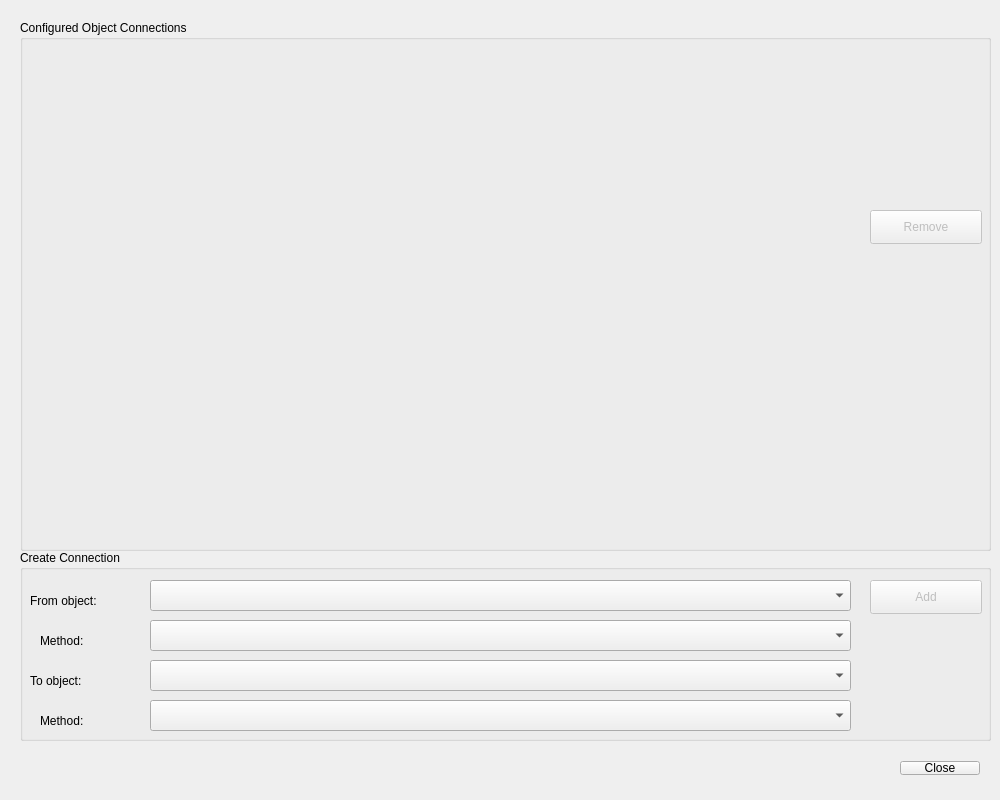
svengijsen/BrainStim, file Source/Plugins/ExperimentManager/ExperimentUserInterface/objectconnectionsdialog.ui: the form before one commit.
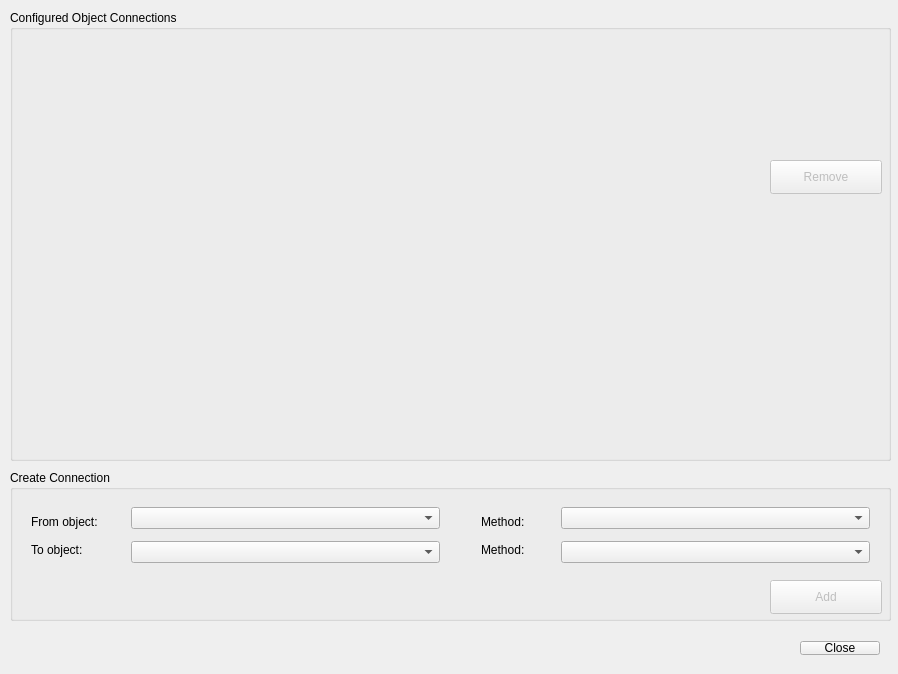
The form after the commit.

```diff
--- a/Source/Plugins/ExperimentManager/ExperimentUserInterface/objectconnectionsdialog.ui
+++ b/Source/Plugins/ExperimentManager/ExperimentUserInterface/objectconnectionsdialog.ui
@@ -6,8 +6,8 @@
    <rect>
     <x>0</x>
     <y>0</y>
-    <width>1000</width>
-    <height>800</height>
+    <width>898</width>
+    <height>674</height>
    </rect>
   </property>
   <property name="sizePolicy">
@@ -18,14 +18,14 @@
   </property>
   <property name="minimumSize">
    <size>
-    <width>1000</width>
-    <height>800</height>
+    <width>898</width>
+    <height>674</height>
    </size>
   </property>
   <property name="maximumSize">
    <size>
-    <width>1000</width>
-    <height>800</height>
+    <width>898</width>
+    <height>674</height>
    </size>
   </property>
   <property name="windowTitle">
@@ -34,9 +34,9 @@
   <widget class="QWidget" name="layoutWidget">
    <property name="geometry">
     <rect>
-     <x>20</x>
-     <y>750</y>
-     <width>971</width>
+     <x>10</x>
+     <y>630</y>
+     <width>881</width>
      <height>36</height>
     </rect>
    </property>
@@ -69,10 +69,10 @@
   <widget class="QGroupBox" name="groupBox_2">
    <property name="geometry">
     <rect>
-     <x>20</x>
-     <y>20</y>
-     <width>971</width>
-     <height>531</height>
+     <x>10</x>
+     <y>10</y>
+     <width>881</width>
+     <height>451</height>
     </rect>
    </property>
    <property name="title">
@@ -84,8 +84,8 @@
     </property>
     <property name="geometry">
      <rect>
-      <x>850</x>
-      <y>190</y>
+      <x>760</x>
+      <y>150</y>
       <width>112</width>
       <height>34</height>
      </rect>
@@ -97,10 +97,10 @@
    <widget class="QWidget" name="horizontalLayoutWidget">
     <property name="geometry">
      <rect>
-      <x>20</x>
+      <x>10</x>
       <y>30</y>
-      <width>821</width>
-      <height>191</height>
+      <width>741</width>
+      <height>161</height>
      </rect>
     </property>
     <layout class="QHBoxLayout" name="layCurrentConnections"/>
@@ -108,10 +108,10 @@
    <widget class="QWidget" name="horizontalLayoutWidget_2">
     <property name="geometry">
      <rect>
-      <x>20</x>
-      <y>230</y>
-      <width>821</width>
-      <height>291</height>
+      <x>0</x>
+      <y>200</y>
+      <width>761</width>
+      <height>251</height>
      </rect>
     </property>
     <layout class="QHBoxLayout" name="layConnectionWidget"/>
@@ -120,69 +120,23 @@
   <widget class="QGroupBox" name="groupBox">
    <property name="geometry">
     <rect>
-     <x>20</x>
-     <y>550</y>
-     <width>971</width>
-     <height>191</height>
+     <x>10</x>
+     <y>470</y>
+     <width>881</width>
+     <height>151</height>
     </rect>
    </property>
    <property name="title">
     <string>Create Connection</string>
    </property>
-   <widget class="QLabel" name="label_3">
-    <property name="geometry">
-     <rect>
-      <x>10</x>
-      <y>40</y>
-      <width>101</width>
-      <height>21</height>
-     </rect>
-    </property>
-    <property name="text">
-     <string>From object:</string>
-    </property>
-   </widget>
-   <widget class="QComboBox" name="cmbFromObject">
-    <property name="geometry">
-     <rect>
-      <x>130</x>
-      <y>30</y>
-      <width>701</width>
-      <height>31</height>
-     </rect>
-    </property>
-   </widget>
-   <widget class="QLabel" name="label_5">
-    <property name="geometry">
-     <rect>
-      <x>10</x>
-      <y>120</y>
-      <width>91</width>
-      <height>21</height>
-     </rect>
-    </property>
-    <property name="text">
-     <string>To object:</string>
-    </property>
-   </widget>
-   <widget class="QComboBox" name="cmbToObject">
-    <property name="geometry">
-     <rect>
-      <x>130</x>
-      <y>110</y>
-      <width>701</width>
-      <height>31</height>
-     </rect>
-    </property>
-   </widget>
    <widget class="QPushButton" name="pbAdd">
     <property name="enabled">
      <bool>false</bool>
     </property>
     <property name="geometry">
      <rect>
-      <x>850</x>
-      <y>30</y>
+      <x>760</x>
+      <y>110</y>
       <width>112</width>
       <height>34</height>
      </rect>
@@ -191,51 +145,93 @@
      <string>Add</string>
     </property>
    </widget>
-   <widget class="QLabel" name="label_4">
+   <widget class="QWidget" name="">
     <property name="geometry">
      <rect>
-      <x>20</x>
-      <y>80</y>
-      <width>71</width>
-      <height>21</height>
+      <x>10</x>
+      <y>30</y>
+      <width>93</width>
+      <height>71</height>
      </rect>
     </property>
-    <property name="text">
-     <string>Method:</string>
-    </property>
+    <layout class="QVBoxLayout" name="verticalLayout">
+     <item>
+      <widget class="QLabel" name="label_3">
+       <property name="text">
+        <string>From object:</string>
+       </property>
+      </widget>
+     </item>
+     <item>
+      <widget class="QLabel" name="label_5">
+       <property name="text">
+        <string>To object:</string>
+       </property>
+      </widget>
+     </item>
+    </layout>
    </widget>
-   <widget class="QLabel" name="label_6">
+   <widget class="QWidget" name="">
     <property name="geometry">
      <rect>
-      <x>20</x>
-      <y>160</y>
-      <width>71</width>
-      <height>21</height>
+      <x>460</x>
+      <y>30</y>
+      <width>81</width>
+      <height>71</height>
      </rect>
     </property>
-    <property name="text">
-     <string>Method:</string>
-    </property>
+    <layout class="QVBoxLayout" name="verticalLayout_2">
+     <item>
+      <widget class="QLabel" name="label_4">
+       <property name="text">
+        <string>Method:</string>
+       </property>
+      </widget>
+     </item>
+     <item>
+      <widget class="QLabel" name="label_6">
+       <property name="text">
+        <string>Method:</string>
+       </property>
+      </widget>
+     </item>
+    </layout>
    </widget>
-   <widget class="QComboBox" name="cmbFromMethod">
+   <widget class="QWidget" name="">
     <property name="geometry">
      <rect>
-      <x>130</x>
-      <y>70</y>
-      <width>701</width>
-      <height>31</height>
+      <x>110</x>
+      <y>20</y>
+      <width>331</width>
+      <height>91</height>
      </rect>
     </property>
+    <layout class="QVBoxLayout" name="verticalLayout_3">
+     <item>
+      <widget class="QComboBox" name="cmbFromObject"/>
+     </item>
+     <item>
+      <widget class="QComboBox" name="cmbToObject"/>
+     </item>
+    </layout>
    </widget>
-   <widget class="QComboBox" name="cmbToMethod">
+   <widget class="QWidget" name="">
     <property name="geometry">
      <rect>
-      <x>130</x>
-      <y>150</y>
-      <width>701</width>
-      <height>31</height>
+      <x>540</x>
+      <y>20</y>
+      <width>331</width>
+      <height>91</height>
      </rect>
     </property>
+    <layout class="QVBoxLayout" name="verticalLayout_4">
+     <item>
+      <widget class="QComboBox" name="cmbFromMethod"/>
+     </item>
+     <item>
+      <widget class="QComboBox" name="cmbToMethod"/>
+     </item>
+    </layout>
    </widget>
   </widget>
  </widget>
```
